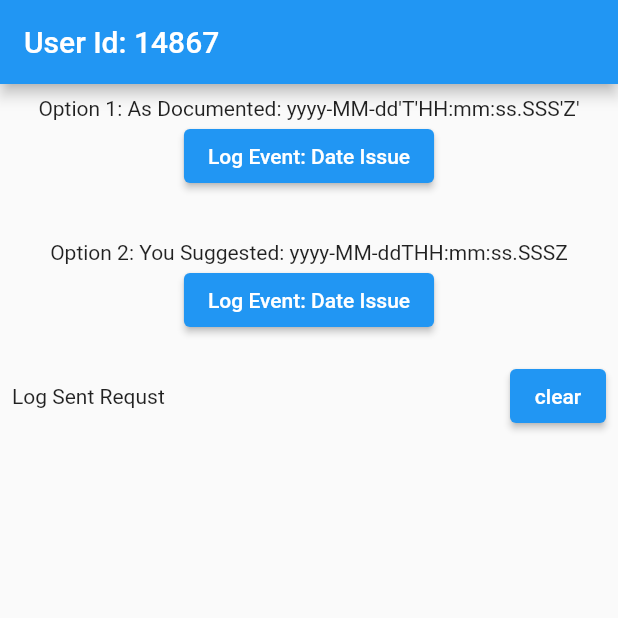
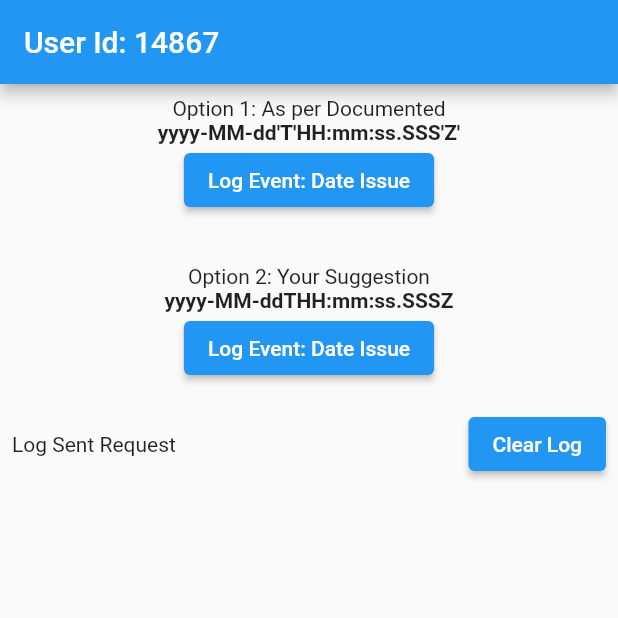
Before and after one commit to niraj-tamang/date-issue, a Flutter app: the screen it shows after launch, on a phone screen of 412 x 824 dp, the top half of it. Run offline on Flutter 3.47's test engine with Material 2 defaults, Android fonts, the phone set to English and light mode, and no system bars; our stand-ins replace shared_preferences; missing offline and left inert: webengage_flutter.

Commit message:
minor changes

```diff
--- a/lib/main.dart
+++ b/lib/main.dart
@@ -59,7 +59,10 @@ class _HomePageState extends State<HomePage> {
           child: Column(
             crossAxisAlignment: CrossAxisAlignment.center,
             children: [
-              Text("Option 1: As Documented: yyyy-MM-dd'T'HH:mm:ss.SSS'Z'"),
+              Text("Option 1: As per Documented"),
+              Text("yyyy-MM-dd'T'HH:mm:ss.SSS'Z'" ,style: TextStyle(
+                fontWeight: FontWeight.bold
+              ),),
               ElevatedButton(onPressed: (){
 
 
@@ -86,7 +89,10 @@ class _HomePageState extends State<HomePage> {
               SizedBox(height: 32,),
 
 
-              Text("Option 2: You Suggested: yyyy-MM-ddTHH:mm:ss.SSSZ"),
+              Text("Option 2: Your Suggestion"),
+              Text("yyyy-MM-ddTHH:mm:ss.SSSZ", style: TextStyle(
+                  fontWeight: FontWeight.bold
+              ),),
               ElevatedButton(onPressed: (){
 
                 Random rand = Random();
@@ -127,12 +133,12 @@ class _HomePageState extends State<HomePage> {
               Row(
                 mainAxisAlignment: MainAxisAlignment.spaceBetween,
                 children: [
-                 Text( "Log Sent Requst"),
+                 Text( "Log Sent Request"),
                   ElevatedButton(onPressed: (){
                     setState(() {
                       log = "";
                     });
-                  }, child: Text("clear"))
+                  }, child: Text("Clear Log"))
                 ],
               ),
               Text("$log")
```
